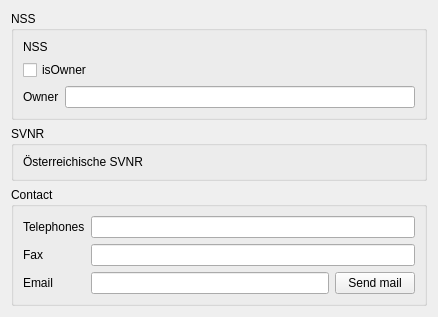
Above: global_resources/forms/subforms/generic/fullidentity/ui/xx/identity.ui from FreeHealth/freehealth before the change. Below: the same form after it.
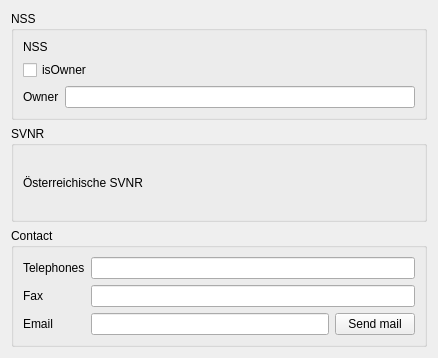
That is the form after the change.

Commit message: Correcting the full identity sub-form (including the austriansvnr). @Christian: comments are on the forum.

The edit to the form file:
```diff
--- a/global_resources/forms/subforms/generic/fullidentity/ui/xx/identity.ui
+++ b/global_resources/forms/subforms/generic/fullidentity/ui/xx/identity.ui
@@ -7,7 +7,7 @@
     <x>0</x>
     <y>0</y>
     <width>438</width>
-    <height>306</height>
+    <height>358</height>
    </rect>
   </property>
   <property name="windowTitle">
@@ -111,7 +111,7 @@
      <property name="title">
       <string>SVNR</string>
      </property>
-     <layout class="QFormLayout" name="formLayout_3">
+     <layout class="QGridLayout" name="gridLayout">
       <item row="0" column="0">
        <widget class="QLabel" name="svnrLabel">
         <property name="text">
```
Left out of the diff: 2 changed lines with no effect on the pictures. The commit also changes 1 other file.
